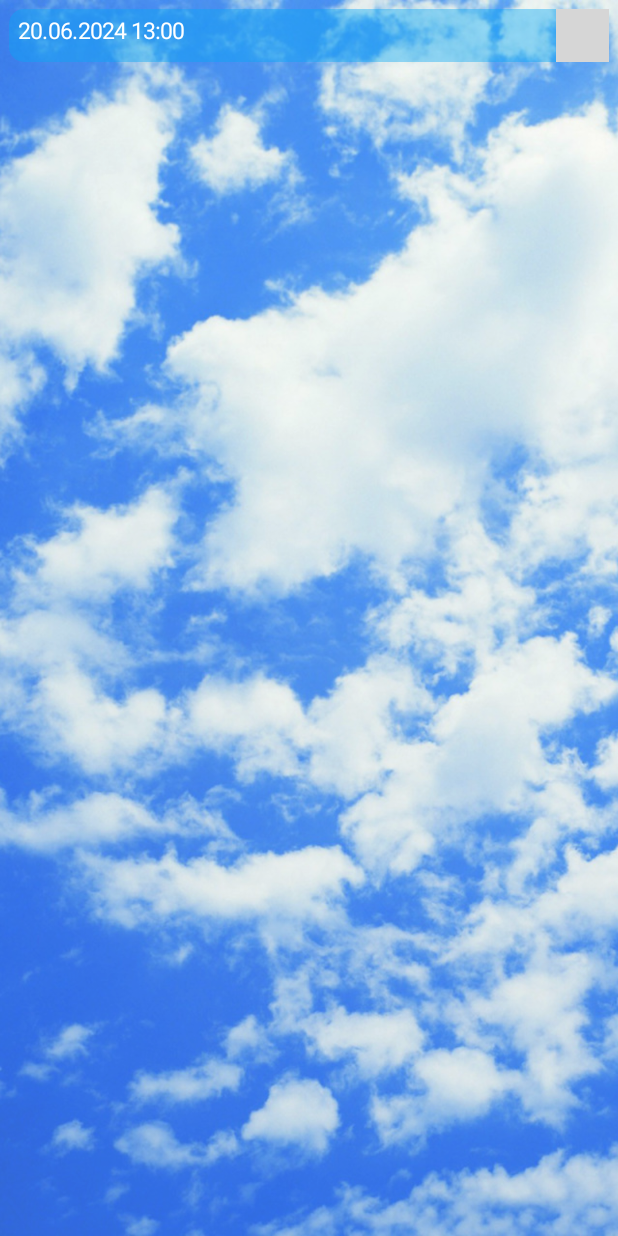
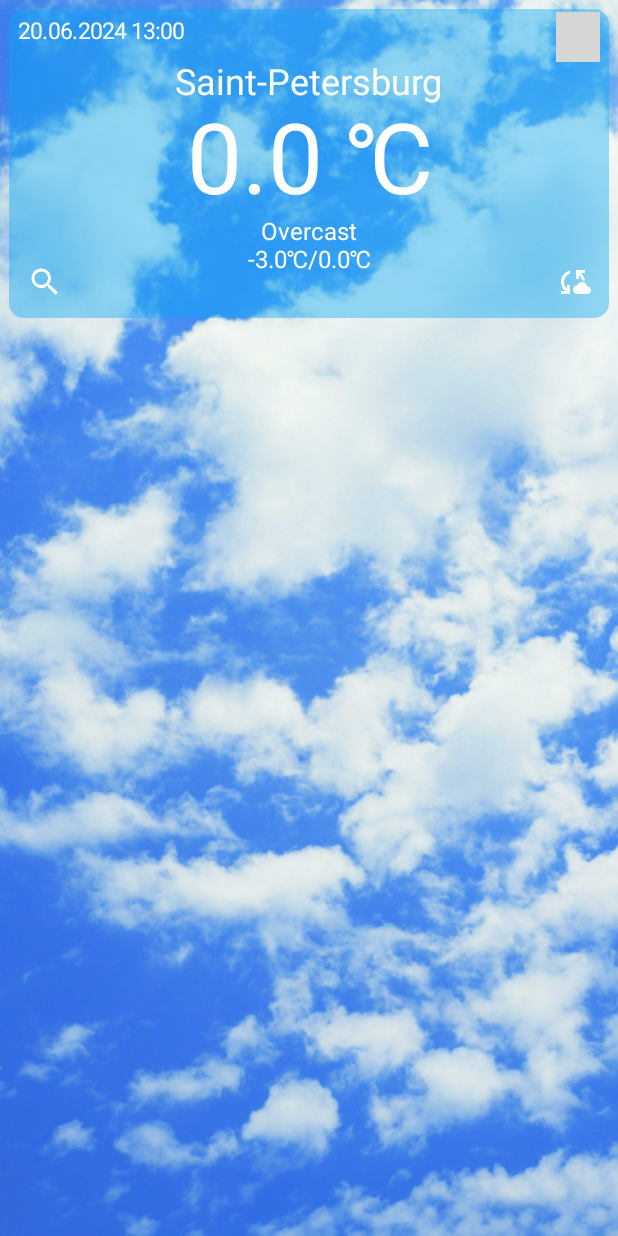
Before and after one commit to NoXis82/ComposeExample, an Android app built with Jetpack Compose: the screen it shows after launch (MainActivity), on a phone screen of 412 x 824 dp. Run offline under Robolectric (Android 15) with nearby library versions, the phone set to English and light mode, and no system bars; our stand-ins replace Volley; pictures from the network do not load; grey boxes are pictures that could not be loaded.

Commit message:
завершение MainScreen

```diff
--- a/app/src/main/java/com/noxis/composeexample/screens/MainScreen.kt
+++ b/app/src/main/java/com/noxis/composeexample/screens/MainScreen.kt
@@ -11,6 +11,8 @@ import androidx.compose.foundation.layout.size
 import androidx.compose.foundation.shape.RoundedCornerShape
 import androidx.compose.material3.Card
 import androidx.compose.material3.CardDefaults
+import androidx.compose.material3.Icon
+import androidx.compose.material3.IconButton
 import androidx.compose.material3.Text
 import androidx.compose.runtime.Composable
 import androidx.compose.ui.Alignment
@@ -24,6 +26,7 @@ import androidx.compose.ui.tooling.preview.Preview
 import androidx.compose.ui.unit.dp
 import androidx.compose.ui.unit.sp
 import coil.compose.AsyncImage
+import com.noxis.composeexample.MainActivity
 import com.noxis.composeexample.R
 import com.noxis.composeexample.ui.theme.BlueLight
 
@@ -67,8 +70,45 @@ fun MainScreen() {
                     AsyncImage(
                         model = "https://cdn.weatherapi.com/weather/64x64/day/122.png",
                         contentDescription = "image_2",
-                        modifier = Modifier.size(35.dp)
+                        modifier = Modifier
+                            .size(35.dp)
+                            .padding(top = 2.dp, end = 6.dp)
                     )
+                }
+                Text(
+                    text = MainActivity.CITY,
+                    style = TextStyle(fontSize = 24.sp),
+                    color = Color.White
+                )
+                Text(text = "0.0 \u2103", style = TextStyle(fontSize = 65.sp), color = Color.White)
+                Text(text = "Overcast", style = TextStyle(fontSize = 16.sp), color = Color.White)
+                Row(
+                    modifier = Modifier.fillMaxWidth(),
+                    horizontalArrangement = Arrangement.SpaceBetween
+                ) {
+                    IconButton(onClick = {
+
+                    }) {
+                        Icon(
+                            painter = painterResource(id = R.drawable.ic_searche),
+                            contentDescription = "button_1",
+                            tint = Color.White
+                        )
+                    }
+                    Text(
+                        text = "-3.0\u2103/0.0℃",
+                        style = TextStyle(fontSize = 16.sp),
+                        color = Color.White
+                    )
+                    IconButton(onClick = {
+
+                    }) {
+                        Icon(
+                            painter = painterResource(id = R.drawable.ic_sync),
+                            contentDescription = "button_2",
+                            tint = Color.White
+                        )
+                    }
                 }
             }
         }
--- /dev/null
+++ b/app/src/main/res/drawable/ic_searche.xml
@@ -0,0 +1,5 @@
+<vector xmlns:android="http://schemas.android.com/apk/res/android" android:height="24dp" android:tint="#FFFFFF" android:viewportHeight="24" android:viewportWidth="24" android:width="24dp">
+
+    <path android:fillColor="@android:color/white" android:pathData="M15.5,14h-0.79l-0.28,-0.27C15.41,12.59 16,11.11 16,9.5 16,5.91 13.09,3 9.5,3S3,5.91 3,9.5 5.91,16 9.5,16c1.61,0 3.09,-0.59 4.23,-1.57l0.27,0.28v0.79l5,4.99L20.49,19l-4.99,-5zM9.5,14C7.01,14 5,11.99 5,9.5S7.01,5 9.5,5 14,7.01 14,9.5 11.99,14 9.5,14z"/>
+
+</vector>
--- /dev/null
+++ b/app/src/main/res/drawable/ic_sync.xml
@@ -0,0 +1,5 @@
+<vector xmlns:android="http://schemas.android.com/apk/res/android" android:height="24dp" android:tint="#FFFFFF" android:viewportHeight="24" android:viewportWidth="24" android:width="24dp">
+
+    <path android:fillColor="@android:color/white" android:pathData="M21.5,14.98c-0.02,0 -0.03,0 -0.05,0.01C21.2,13.3 19.76,12 18,12c-1.4,0 -2.6,0.83 -3.16,2.02C13.26,14.1 12,15.4 12,17c0,1.66 1.34,3 3,3l6.5,-0.02c1.38,0 2.5,-1.12 2.5,-2.5S22.88,14.98 21.5,14.98zM10,4.26v2.09C7.67,7.18 6,9.39 6,12c0,1.77 0.78,3.34 2,4.44V14h2v6H4v-2h2.73C5.06,16.54 4,14.4 4,12C4,8.27 6.55,5.15 10,4.26zM20,6h-2.73c1.43,1.26 2.41,3.01 2.66,5l-2.02,0C17.68,9.64 16.98,8.45 16,7.56V10h-2V4h6V6z"/>
+
+</vector>
```
